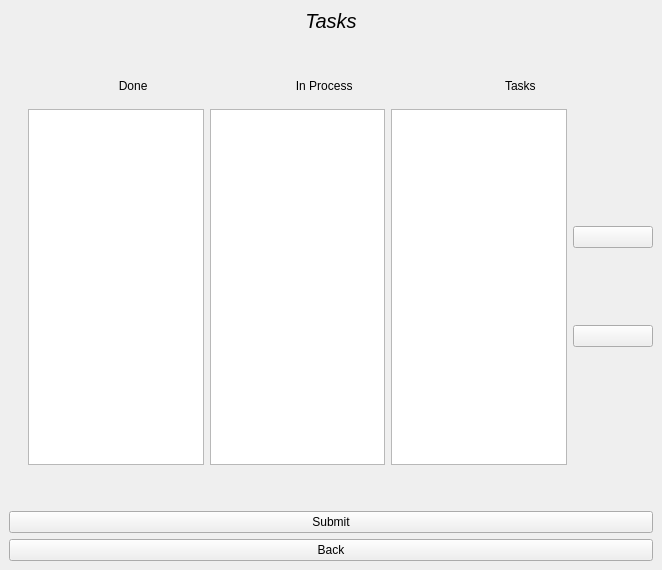
Old version of the form UsersWindows/EmployeeWindow/ToDoListWindow/todowindow.ui in the repository splitmindq/task-management.
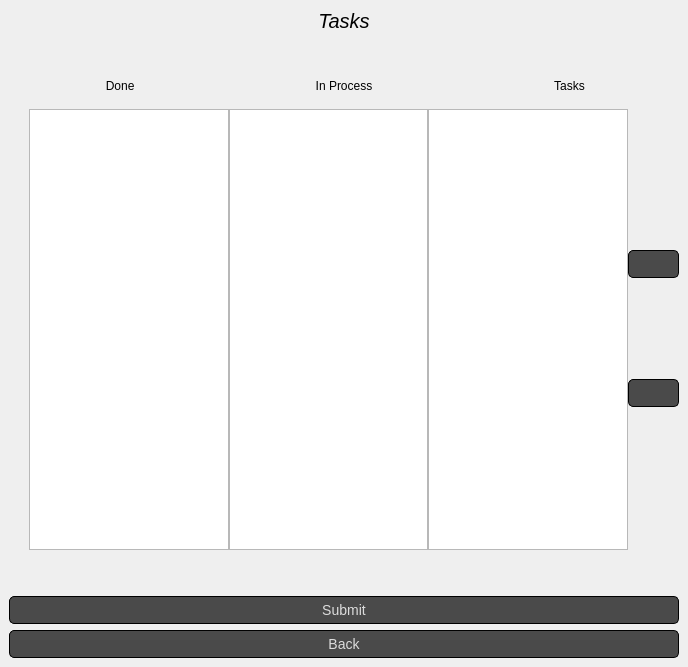
New version of the form. Icons and pictures are not drawn.

Diff of the .ui file:
```diff
--- a/UsersWindows/EmployeeWindow/ToDoListWindow/todowindow.ui
+++ b/UsersWindows/EmployeeWindow/ToDoListWindow/todowindow.ui
@@ -6,13 +6,36 @@
    <rect>
     <x>0</x>
     <y>0</y>
-    <width>662</width>
-    <height>570</height>
+    <width>688</width>
+    <height>667</height>
    </rect>
   </property>
   <property name="windowTitle">
    <string>ToDoWindow</string>
   </property>
+  <property name="styleSheet">
+   <string notr="true">
+QPushButton {
+    background-color: #4a4a4a; /* Темно-серый фон кнопок */
+    border: 1px solid black; /* Граница с фиолетовым оттенком */
+    border-radius: 5px; /* Закругленные углы кнопок */
+    padding: 5px;
+    color: #dcdcdc; /* Светлый текст на кнопках */
+    font-size: 14px;
+}
+
+QPushButton:hover {
+    background-color: #6a5acd; /* При наведении — светлый фиолетовый фон */
+    border-color: #8a7fb3; /* Светлая граница */
+}
+
+QPushButton:pressed {
+    background-color: #5a4f85; /* Темный фиолетовый при нажатии */
+}
+
+
+</string>
+  </property>
   <widget class="QWidget" name="centralwidget">
    <layout class="QVBoxLayout" name="verticalLayout">
     <item>
@@ -51,22 +74,40 @@
       </property>
       <item>
        <widget class="QLabel" name="label_4">
+        <property name="sizePolicy">
+         <sizepolicy hsizetype="Preferred" vsizetype="Preferred">
+          <horstretch>0</horstretch>
+          <verstretch>0</verstretch>
+         </sizepolicy>
+        </property>
+        <property name="layoutDirection">
+         <enum>Qt::LayoutDirection::LeftToRight</enum>
+        </property>
         <property name="text">
-         <string>                                 Done</string>
+         <string> Done</string>
+        </property>
+        <property name="alignment">
+         <set>Qt::AlignmentFlag::AlignCenter</set>
         </property>
        </widget>
       </item>
       <item>
        <widget class="QLabel" name="label_3">
         <property name="text">
-         <string>                     In Process</string>
+         <string>In Process</string>
+        </property>
+        <property name="alignment">
+         <set>Qt::AlignmentFlag::AlignCenter</set>
         </property>
        </widget>
       </item>
       <item>
        <widget class="QLabel" name="label_2">
         <property name="text">
-         <string>                   Tasks</string>
+         <string>Tasks</string>
+        </property>
+        <property name="alignment">
+         <set>Qt::AlignmentFlag::AlignCenter</set>
         </property>
        </widget>
       </item>
@@ -74,18 +115,18 @@
     </item>
     <item>
      <layout class="QHBoxLayout" name="horizontalLayout">
+      <property name="spacing">
+       <number>0</number>
+      </property>
       <item>
-       <spacer name="horizontalSpacer">
-        <property name="orientation">
-         <enum>Qt::Orientation::Horizontal</enum>
+       <layout class="QVBoxLayout" name="verticalLayout_2">
+        <property name="spacing">
+         <number>20</number>
         </property>
-        <property name="sizeHint" stdset="0">
-         <size>
-          <width>100</width>
-          <height>20</height>
-         </size>
+        <property name="leftMargin">
+         <number>20</number>
         </property>
-       </spacer>
+       </layout>
       </item>
       <item>
        <widget class="QListWidget" name="doneList"/>
@@ -133,7 +174,7 @@
         <item>
          <widget class="QPushButton" name="leftButton">
           <property name="text">
-           <string> </string>
+           <string/>
           </property>
           <property name="icon">
            <iconset theme="QIcon::ThemeIcon::GoPrevious"/>
```
